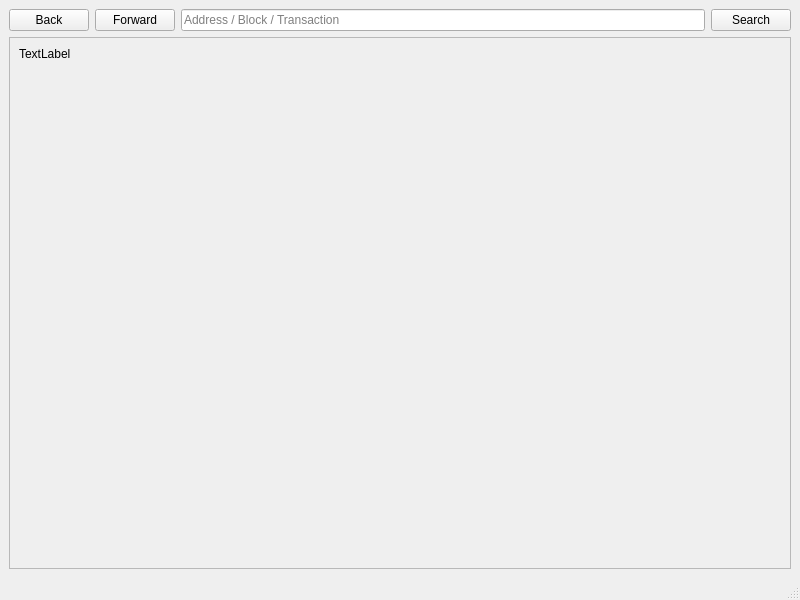
Umbracoindevs/UMBRA_v2, file src/qt/forms/blockexplorer.ui: the form before one commit.
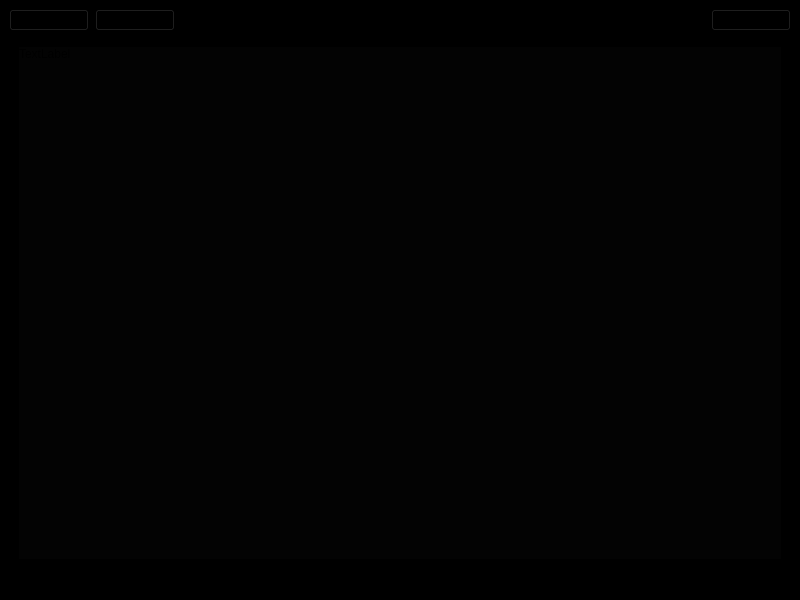
The form after the commit. Icons and pictures are not drawn.

```diff
--- a/src/qt/forms/blockexplorer.ui
+++ b/src/qt/forms/blockexplorer.ui
@@ -13,12 +13,18 @@
   <property name="windowTitle">
    <string>Blockchain Explorer</string>
   </property>
+  <property name="autoFillBackground">
+   <bool>true</bool>
+  </property>
   <property name="styleSheet">
-   <string notr="true"/>
+   <string notr="true">background-color:rgb(0, 0, 0);</string>
   </property>
   <widget class="QWidget" name="centralwidget">
+   <property name="autoFillBackground">
+    <bool>false</bool>
+   </property>
    <property name="styleSheet">
-    <string notr="true"/>
+    <string notr="true">background-color:rgb(0, 0, 0);</string>
    </property>
    <layout class="QVBoxLayout" name="verticalLayout">
     <item>
@@ -123,7 +129,7 @@
          <x>0</x>
          <y>0</y>
          <width>780</width>
-         <height>489</height>
+         <height>507</height>
         </rect>
        </property>
        <layout class="QHBoxLayout" name="horizontalLayout_2">
@@ -135,6 +141,12 @@
             <verstretch>0</verstretch>
            </sizepolicy>
           </property>
+          <property name="autoFillBackground">
+           <bool>false</bool>
+          </property>
+          <property name="styleSheet">
+           <string notr="true">background-color:rgb(3, 3, 3);</string>
+          </property>
           <property name="text">
            <string>TextLabel</string>
           </property>
```
Left out of the diff: 2 changed lines with no effect on the pictures.
